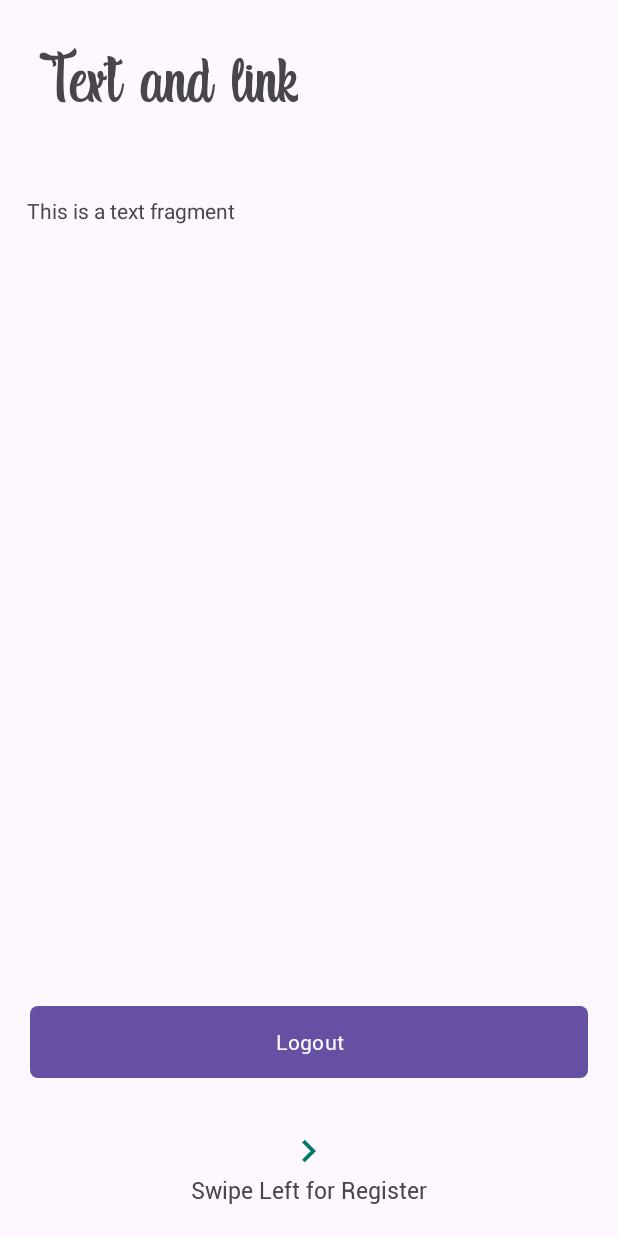
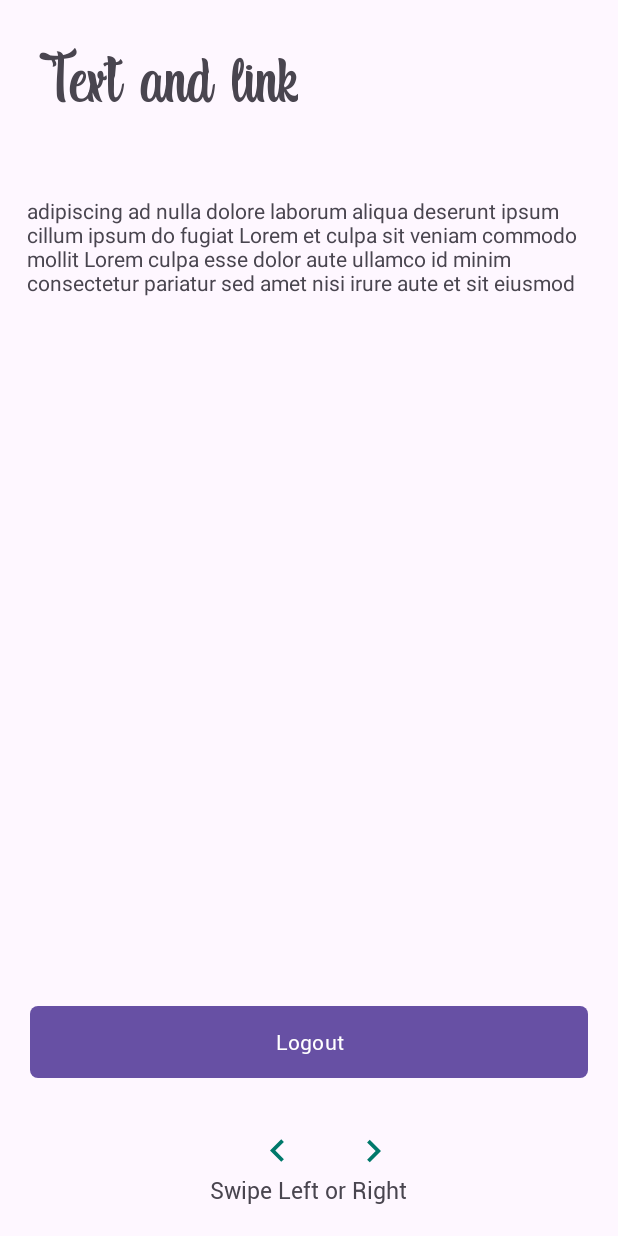
Before and after one commit to Audriusvilnius/Exam_Application_0511, an Android app: the fragment TextFragment shown on its own in the app's theme, on a phone screen of 412 x 824 dp. Run offline under Robolectric (Android 15) with nearby library versions, the light colour scheme and no system bars.

Commit message:
edit 0513

```diff
--- a/app/src/main/java/com/example/examapplication0511/TextFragment.java
+++ b/app/src/main/java/com/example/examapplication0511/TextFragment.java
@@ -8,6 +8,8 @@ import android.view.ViewGroup;
 import android.widget.TextView;
 
 import androidx.fragment.app.Fragment;
+
+import java.util.Random;
 
 /**
  * A simple {@link Fragment} subclass.
@@ -25,6 +27,18 @@ public class TextFragment extends Fragment {
     private String mParam1;
     private String mParam2;
 
+    private static final String[] LOREM_IPSUM_WORDS = {
+            "Lorem", "ipsum", "dolor", "sit", "amet", "consectetur", "adipiscing", "elit",
+            "sed", "do", "eiusmod", "tempor", "incididunt", "ut", "labore", "et", "dolore",
+            "magna", "aliqua", "Ut", "enim", "ad", "minim", "veniam", "quis", "nostrud",
+            "exercitation", "ullamco", "laboris", "nisi", "ut", "aliquip", "ex", "ea",
+            "commodo", "consequat", "Duis", "aute", "irure", "dolor", "in", "reprehenderit",
+            "in", "voluptate", "velit", "esse", "cillum", "dolore", "eu", "fugiat", "nulla",
+            "pariatur", "Excepteur", "sint", "occaecat", "cupidatat", "non", "proident",
+            "sunt", "in", "culpa", "qui", "officia", "deserunt", "mollit", "anim", "id", "est", "laborum"
+    };
+    private static final Random RANDOM = new Random();
+    private static final int wordCount = 100;
     public TextFragment() {
 
         // Required empty public constructor
@@ -66,15 +80,22 @@ public class TextFragment extends Fragment {
         TextView textView = view.findViewById(R.id.text_and_link);
         textGenerated();
         textView.setText(textGenerated());
-
-
         return view;
     }
 
     private String textGenerated() {
-        String text = "This is a text fragment";
-        Log.d("TextFragment",text);
+        StringBuilder sentence = new StringBuilder();
+        Random rand = new Random();
+        int words = rand.nextInt(wordCount) + 1;
+        for (int i = 0; i < words; i++) {
+            sentence.append(LOREM_IPSUM_WORDS[RANDOM.nextInt(LOREM_IPSUM_WORDS.length)]);
+            if (i < wordCount - 1) {
+                sentence.append(" ");
+            } else {
+                sentence.append(".");
+            }
+        }
 
-        return text;
+        return sentence.toString();
     }
 }
--- a/app/src/main/res/layout/fragment_text.xml
+++ b/app/src/main/res/layout/fragment_text.xml
@@ -49,14 +49,29 @@
         android:layout_width="30dp"
         android:layout_height="30dp"
         android:layout_above="@id/swipeRight"
-        android:layout_centerHorizontal="true"
+        android:layout_alignParentEnd="true"
+        android:layout_marginEnd="148dp"
         android:src="@drawable/ic_arrow_right" />
+
+    <ImageView
+        android:id="@+id/imageView3"
+        android:layout_width="30dp"
+        android:layout_height="30dp"
+        android:layout_above="@id/swipeLeft"
+        android:layout_below="@+id/btn_logout"
+        android:layout_alignParentStart="true"
+        android:layout_marginStart="148dp"
+        android:layout_marginTop="0dp"
+        android:layout_marginEnd="12dp"
+        android:layout_toStartOf="@+id/imageView2"
+        android:src="@drawable/ic_arrow_left"
+        tools:ignore="NotSibling" />
 
     <TextView
         android:id="@+id/swipeRight"
         android:layout_width="wrap_content"
         android:layout_height="wrap_content"
-        android:text="@string/swipe_left_for_register"
+        android:text="@string/swipe"
         android:textSize="15sp"
         android:fontFamily="@font/roboto_regular"
         android:layout_centerHorizontal="true"
@@ -64,5 +79,4 @@
         android:layout_marginBottom="20dp"/>
 
 
-
 </RelativeLayout>
--- a/app/src/main/res/values/strings.xml
+++ b/app/src/main/res/values/strings.xml
@@ -20,6 +20,7 @@
     <string name="text_and_link" />
     <string name="operations">Operations</string>
     <string name="calculate_ans_convert">Calculate ans Convert</string>
-    <string name="celsius_to_fahrenheit">Celcius to Fahrenheit</string>
+    <string name="celsius_to_fahrenheit">Celsius to Fahrenheit</string>
+    <string name="swipe">Swipe Left or Right</string>
 
 </resources>
```
Also changed, not shown: app/src/main/res/layout/fragment_converter.xml (+17 -2 lines), app/src/main/res/layout/fragment_home.xml (+17 -2 lines).
